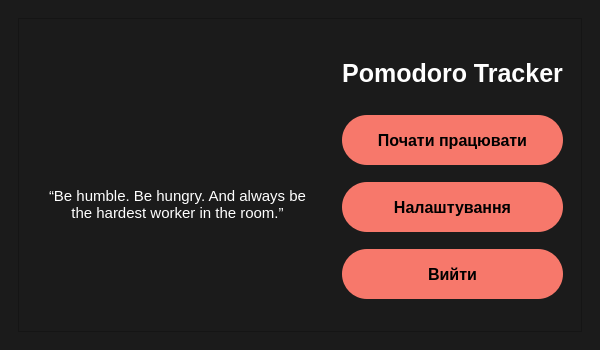
First picture: the form in designs/design.ui, repository kttel/pomodoro, before the edit.
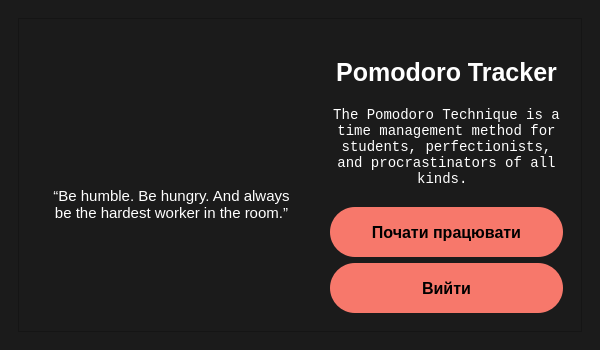
Second picture: the form after the edit. The open tabs and pages were chosen to show the change. Icons and pictures are not drawn.

What changed in the file:
```diff
--- a/designs/design.ui
+++ b/designs/design.ui
@@ -113,8 +113,33 @@
                  <enum>Qt::AutoText</enum>
                 </property>
                 <property name="alignment">
+                 <set>Qt::AlignBottom|Qt::AlignHCenter</set>
+                </property>
+               </widget>
+              </item>
+              <item>
+               <widget class="QLabel" name="label_6">
+                <property name="font">
+                 <font>
+                  <family>Courier New</family>
+                  <pointsize>-1</pointsize>
+                  <bold>false</bold>
+                 </font>
+                </property>
+                <property name="styleSheet">
+                 <string notr="true">font-size: 14px;
+color: #ffffff;
+font-weight: normal;</string>
+                </property>
+                <property name="text">
+                 <string>The Pomodoro Technique is a time management method for students, perfectionists, and procrastinators of all kinds. </string>
+                </property>
+                <property name="alignment">
                  <set>Qt::AlignCenter</set>
                 </property>
+                <property name="wordWrap">
+                 <bool>true</bool>
+                </property>
                </widget>
               </item>
               <item>
@@ -133,22 +158,6 @@
                 </property>
                </widget>
               </item>
-              <item>
-               <widget class="QPushButton" name="menu_settings">
-                <property name="minimumSize">
-                 <size>
-                  <width>0</width>
-                  <height>50</height>
-                 </size>
-                </property>
-                <property name="cursor">
-                 <cursorShape>PointingHandCursor</cursorShape>
-                </property>
-                <property name="text">
-                 <string>Налаштування</string>
-                </property>
-               </widget>
-              </item>
               <item>
                <widget class="QPushButton" name="menu_exit">
                 <property name="minimumSize">
```
Left out of the diff: 5 changed lines with no effect on the pictures.
